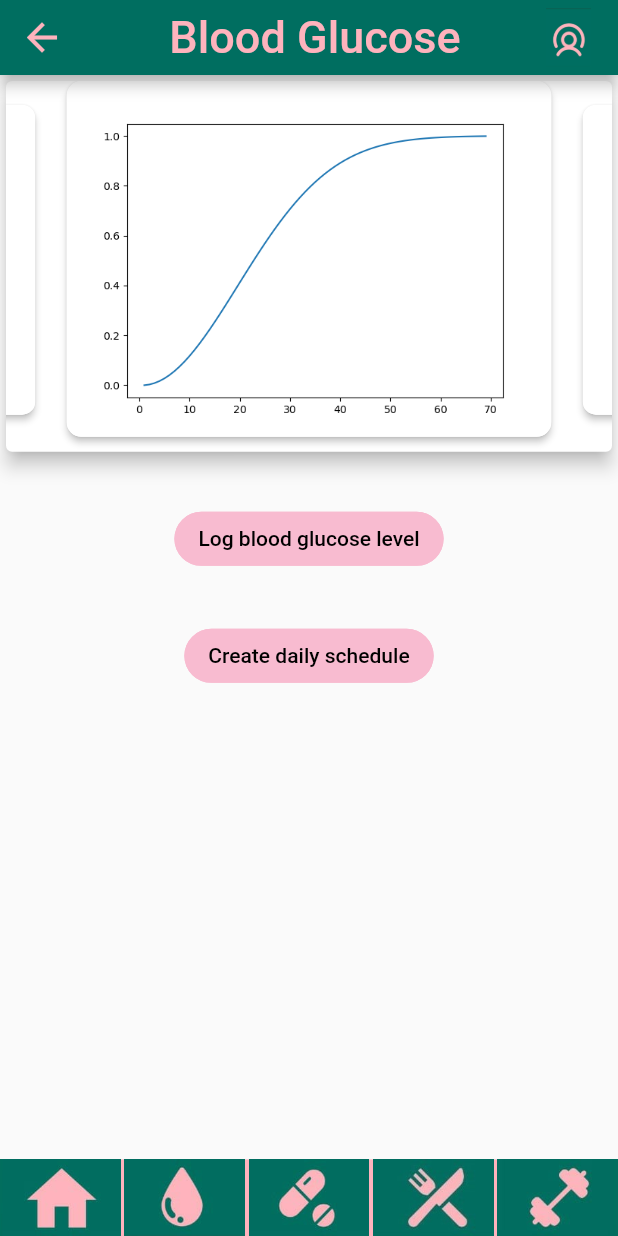
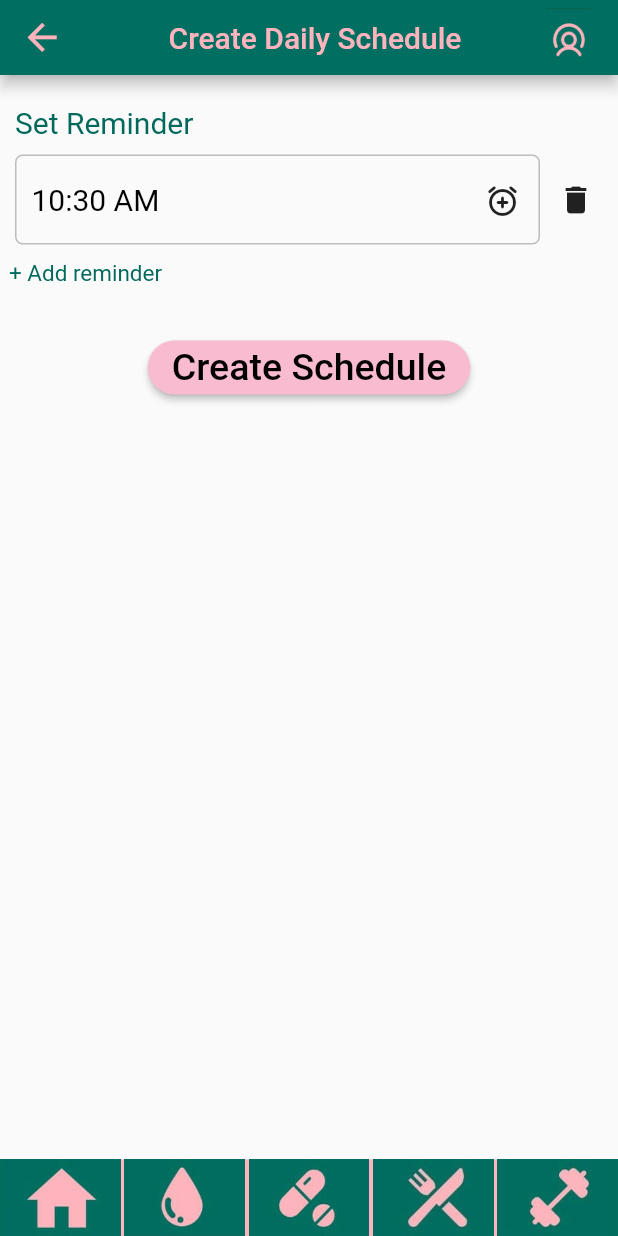
Before and after one commit to Atul-Acharya-17/Glucosis, a Flutter app: the screen it shows after launch, on a phone screen of 412 x 824 dp. Run offline on Flutter 3.47's test engine with Material 2 defaults, Android fonts, the phone set to English and light mode, and no system bars; drawn by our look-alikes of carousel_slider; our stand-ins replace contained_tab_bar_view, custom_radio_grouped_button, syncfusion_flutter_gauges; missing offline and left inert: customtogglebuttons.

Commit message:
create daily schedule

```diff
--- a/lib/main.dart
+++ b/lib/main.dart
@@ -1,8 +1,9 @@
 import 'package:flutter/material.dart';
+import 'view/DailySchedule.dart';
 import 'view/LogGlucose.dart';
 import 'view/LogExercise.dart';
 import 'view/GlucosePage.dart';
 
 void main() {
-  runApp(GlucosePage());
+  runApp(DailySchedule());
 } //
--- /dev/null
+++ b/lib/view/DailySchedule.dart
@@ -0,0 +1,244 @@
+import 'package:flutter/material.dart';
+// import 'package:flutter/services.dart';
+import 'package:flutterapp/view/NavigationBar.dart';
+// import 'package:flutterapp/view/CustomRadioButton.dart';
+
+class DailySchedule extends StatelessWidget {
+  @override
+  Widget build(BuildContext context) {
+    return MaterialApp(
+      home: Scaffold(
+        appBar: DailyScheduleBar(),
+        body: DailyScheduleBody(),
+        bottomNavigationBar: NavigationBar(),
+      ),
+    );
+  }
+}
+
+class DailyScheduleBar extends StatelessWidget implements PreferredSizeWidget {
+  final Color green = Color.fromRGBO(0, 110, 96, 1);
+  final Color pink = Color.fromRGBO(254, 179, 189, 1);
+
+  @override
+  Size get preferredSize => const Size.fromHeight(50);
+
+  @override
+  Widget build(BuildContext context) {
+    final double height = MediaQuery.of(context).size.height;
+    final double width = MediaQuery.of(context).size.width;
+    final double appBarTextSize = height * 0.035;
+    final double appBarIconSize = width * 0.07;
+
+    return AppBar(
+      backgroundColor: green,
+      leading: GestureDetector(
+        onTap: () {},
+        child: IconButton(
+          icon: Icon(
+            Icons.arrow_back,
+            size: appBarIconSize,
+            color: pink,
+          ),
+          onPressed: () {},
+        ),
+      ),
+      title: Center(
+        child: Text(
+          'Create Daily Schedule',
+          style: TextStyle(
+            fontSize: 20,
+            color: Color.fromRGBO(254, 179, 189, 1),
+          ),
+        ),
+      ),
+      actions: <Widget>[
+        IconButton(
+          icon: new Image.asset('images/user_icon.jpeg'),
+          iconSize: appBarIconSize,
+          padding: EdgeInsets.only(right: 18.0),
+          onPressed: () {},
+        ),
+      ],
+    );
+  }
+}
+
+class DailyScheduleBody extends StatefulWidget {
+  @override
+  createState() {
+    return new DailyScheduleBodyState();
+  }
+}
+
+class DailyScheduleBodyState extends State<DailyScheduleBody> {
+  final double borderRadius = 10;
+  final double margin = 5;
+  final double padding = 5;
+  final double iconSize = 56;
+  final Color backgroundColor = Color.fromRGBO(180, 180, 180, 0.2);
+  final Color green = Color.fromRGBO(0, 110, 96, 1);
+  final Color pink = Color.fromRGBO(254, 179, 189, 1);
+
+  @override
+  Widget build(BuildContext context) {
+    return SingleChildScrollView(child: MyCustomForm());
+    throw UnimplementedError();
+  }
+}
+
+class MyCustomForm extends StatefulWidget {
+  @override
+  MyCustomFormState createState() {
+    return MyCustomFormState();
+  }
+}
+
+// Define a corresponding State class.
+// This class holds data related to the form.
+class MyCustomFormState extends State<MyCustomForm> {
+  // Create a global key that uniquely identifies the Form widget
+  // and allows validation of the form.
+  //
+  // Note: This is a `GlobalKey<FormState>`,
+  // not a GlobalKey<MyCustomFormState>.
+  final _formKey = GlobalKey<FormState>();
+  TimeOfDay _time = TimeOfDay.now();
+
+  void _selectTime(BuildContext context) async {
+    final TimeOfDay newTime = await showTimePicker(
+      context: context,
+      initialTime: _time,
+    );
+    if (newTime != null) {
+      setState(() {
+        _time = newTime;
+      });
+    }
+  }
+
+  @override
+  Widget build(BuildContext context) {
+    // Build a Form widget using the _formKey created above.
+
+    return Form(
+      key: _formKey,
+      child: Column(
+        children: <Widget>[
+          SizedBox(
+            width: 700,
+            child: Container(
+                child: Padding(
+                    padding: EdgeInsets.only(top: 20, left: 10),
+                    child: Text(
+                      'Set Reminder',
+                      style:
+                          TextStyle(fontSize: 20, color: Colors.teal.shade800),
+                    ))),
+          ),
+          Row(
+            children: [
+              SizedBox(width: 10),
+              SizedBox(
+                width: 350,
+                child: Container(
+                    margin: EdgeInsets.only(bottom: 10, top: 10),
+                    padding: EdgeInsets.only(left: 10, bottom: 10, top: 10),
+                    width: MediaQuery.of(context).size.width * 0.40,
+                    height: 60,
+                    decoration: BoxDecoration(
+                        border: Border.all(color: Colors.grey[400]),
+                        borderRadius: BorderRadius.circular(5.0)),
+                    child: Row(
+                        mainAxisAlignment: MainAxisAlignment.spaceBetween,
+                        children: [
+                          Text("${_time.format(context)}",
+                              style:
+                                  TextStyle(fontSize: 20, color: Colors.black)),
+                          IconButton(
+                              icon: Icon(Icons.alarm_add_rounded),
+                              onPressed: () => _selectTime(context))
+                        ])),
+              ),
+              IconButton(
+                icon: Icon(Icons.delete),
+                onPressed: () {},
+              ),
+            ],
+          ),
+          SizedBox(
+            width: 400,
+            child: Text(
+              '+ Add reminder',
+              style: TextStyle(
+                fontSize: 15,
+                color: Colors.teal.shade800,
+              ),
+            ),
+          ),
+          SizedBox(
+            height: 30,
+          ),
+          Center(
+              child: Align(
+                  alignment: Alignment.bottomCenter,
+                  child: ElevatedButton(
+                    style: ElevatedButton.styleFrom(
+                      shape: new RoundedRectangleBorder(
+                        borderRadius: new BorderRadius.circular(30.0),
+                      ),
+                      primary: Colors.pink[100], // background
+                      onPrimary: Colors.black, // foreground
+                    ),
+                    onPressed: () {
+                      // Validate returns true if the form is valid, otherwise false.
+                      if (_formKey.currentState.validate()) {
+                        // If the form is valid, display a snackbar. In the real world,
+                        // you'd often call a server or save the information in a database.
+
+                        return showDialog<void>(
+                          context: context,
+                          barrierDismissible: false, // user must tap button!
+                          builder: (BuildContext context) {
+                            // can add logic to store entry here
+                            return AlertDialog(
+                              //title: Text('AlertDialog Title'),
+                              content: SingleChildScrollView(
+                                child: ListBody(
+                                  children: <Widget>[
+                                    Text('Glucose reminder is set',
+                                        style: TextStyle(
+                                            fontSize: 30,
+                                            fontWeight: FontWeight.bold,
+                                            color: Colors.black)),
+                                    SizedBox(height: 20),
+                                    TextButton(
+                                      child: Text('OK',
+                                          style: TextStyle(
+                                              fontSize: 20,
+                                              fontWeight: FontWeight.bold,
+                                              color: Colors.black)),
+                                      style: ButtonStyle(
+                                          backgroundColor:
+                                              MaterialStateProperty.all<Color>(
+                                                  Colors.green[500])),
+                                      onPressed: () {
+                                        Navigator.of(context).pop();
+                                      },
+                                    ),
+                                  ],
+                                ),
+                              ),
+                            );
+                          },
+                        );
+                      }
+                    },
+                    child:
+                        Text("Create Schedule", style: TextStyle(fontSize: 25)),
+                  )))
+        ],
+      ),
+    );
+  }
+}
```
Also changed, not shown: 1 other file.
